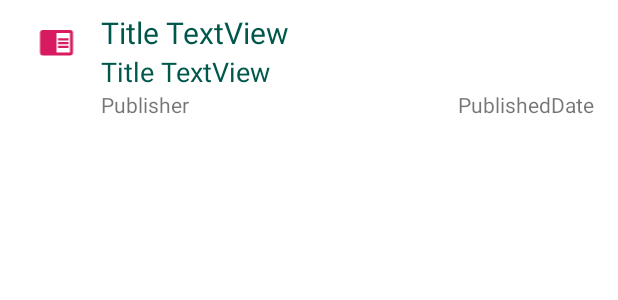
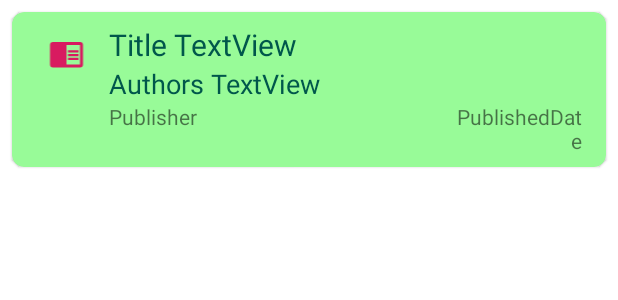
Before and after one commit to t-regbs/Books, an Android app: the layout book_list_item.xml on its own in the app's theme, with its tools: preview values and no code run, on a phone screen of 412 x 824 dp. Shown: the top 300 px of the screen. Run offline under Robolectric (Android 15) with nearby library versions, the phone set to English and light mode, and no system bars.

Commit message:
implemented databinding in book_list_item.xml

```diff
--- a/app/src/main/java/com/example/books/ui/BookDetailFragment.kt
+++ b/app/src/main/java/com/example/books/ui/BookDetailFragment.kt
@@ -21,13 +21,11 @@ class BookDetailFragment : Fragment() {
         val binding: FragmentBookDetailBinding =
                 FragmentBookDetailBinding.inflate(inflater, container, false)
 
-//        (activity as AppCompatActivity).supportActionBar?.customView?.alph
-
         val safeArgs: BookDetailFragmentArgs by navArgs()
         val book = safeArgs.book
         binding.book = book
 
-        val azureColor = R.color.shapeColor.toColorInt(requireContext())
+        val azureColor = R.color.colorPrimary.toColorInt(requireContext())
         val avatarRadius = R.dimen.avatar_radius.resToPx(requireContext())
         val avatarMargin = R.dimen.avatar_margin.resToPx(requireContext())
         val cardWidth = ViewGroup.LayoutParams.MATCH_PARENT
--- a/app/src/main/java/com/example/books/ui/BookListFragment.kt
+++ b/app/src/main/java/com/example/books/ui/BookListFragment.kt
@@ -28,12 +28,10 @@ class BookListFragment : Fragment(){
 
     override fun onCreateView(inflater: LayoutInflater, container: ViewGroup?, savedInstanceState: Bundle?): View? {
         setHasOptionsMenu(true)
-        val decoration = DividerItemDecoration(requireContext(), DividerItemDecoration.VERTICAL)
         binding = FragmentBookListBinding.inflate(inflater, container, false).apply {
             lifecycleOwner = viewLifecycleOwner
             viewModel = bookListViewModel
             rvBooks.adapter = adapter
-            rvBooks.addItemDecoration(decoration)
         }
         val safeArgs: BookListFragmentArgs by navArgs()
         queryArgs = safeArgs.query
--- a/app/src/main/res/layout/book_list_item.xml
+++ b/app/src/main/res/layout/book_list_item.xml
@@ -1,7 +1,30 @@
 <?xml version="1.0" encoding="utf-8"?>
-<LinearLayout xmlns:android="http://schemas.android.com/apk/res/android"
+<layout xmlns:android="http://schemas.android.com/apk/res/android"
+    xmlns:app="http://schemas.android.com/apk/res-auto"
+    xmlns:tools="http://schemas.android.com/tools">
+
+    <data>
+        <variable
+            name="clickListener"
+            type="android.view.View.OnClickListener" />
+
+        <variable
+            name="book"
+            type="com.example.books.model.Book" />
+    </data>
+
+    <com.google.android.material.card.MaterialCardView
+        android:layout_height="wrap_content"
         android:layout_width="match_parent"
-    android:layout_height="wrap_content"
+        app:cardCornerRadius="8dp"
+        android:elevation="12dp"
+        android:onClick="@{clickListener}"
+        app:cardBackgroundColor="@color/paleGreen"
+        android:layout_margin="8dp">
+
+        <LinearLayout
+            android:layout_width="match_parent"
+            android:layout_height="match_parent"
             android:padding="8dp"
             android:weightSum="100">
 
@@ -11,7 +34,7 @@
                 android:layout_weight="15"
                 android:src="@drawable/book_open"
                 android:layout_height="wrap_content"
-        android:padding="8dp"/>
+                android:padding="8dp" />
 
             <LinearLayout
                 android:layout_width="0dp"
@@ -23,7 +46,8 @@
                     android:id="@+id/tvTitle"
                     android:layout_width="match_parent"
                     android:layout_height="wrap_content"
-            android:text="Title TextView"
+                    tools:text="Title TextView"
+                    android:text="@{book.volumeInfo.title}"
                     android:textColor="@color/colorPrimaryDark"
                     android:textSize="@dimen/title_size" />
 
@@ -31,7 +55,8 @@
                     android:id="@+id/tvAuthors"
                     android:layout_width="match_parent"
                     android:layout_height="wrap_content"
-            android:text="Title TextView"
+                    android:text="@{book.volumeInfo.authors.get(0)}"
+                    tools:text="Authors TextView"
                     android:textColor="@color/colorPrimaryDark"
                     android:textSize="@dimen/authors_size" />
 
@@ -46,7 +71,8 @@
                         android:layout_height="wrap_content"
                         android:layout_gravity="start"
                         android:layout_weight="70"
-                android:text="Publisher"
+                        android:text="@{book.volumeInfo.publisher}"
+                        tools:text="Publisher"
                         android:textAlignment="textStart" />
 
                     <TextView
@@ -55,13 +81,16 @@
                         android:layout_height="wrap_content"
                         android:layout_gravity="end"
                         android:layout_weight="30"
-                android:text="PublishedDate"
+                        android:text="@{book.volumeInfo.publishedDate}"
+                        tools:text="PublishedDate"
                         android:textAlignment="textEnd"
                         android:paddingEnd="@dimen/publishedDatePadding"
-                android:paddingRight="@dimen/publishedDatePadding"/>
+                        android:paddingRight="@dimen/publishedDatePadding" />
 
                 </LinearLayout>
 
             </LinearLayout>
 
         </LinearLayout>
+    </com.google.android.material.card.MaterialCardView>
+</layout>
--- a/app/src/main/res/navigation/navigation.xml
+++ b/app/src/main/res/navigation/navigation.xml
@@ -33,8 +33,8 @@
     <fragment
         android:id="@+id/bookDetail_dest"
         android:name="com.example.books.ui.BookDetailFragment"
-        tools:layout="@layout/fragment_book_detail"
-        android:label="BookDetailFragment" >
+        android:label="Detail"
+        tools:layout="@layout/fragment_book_detail">
         <argument
             android:name="book"
             app:argType="com.example.books.model.Book" />
--- a/app/src/main/res/values/colors.xml
+++ b/app/src/main/res/values/colors.xml
@@ -3,6 +3,7 @@
     <color name="colorPrimary">#008577</color>
     <color name="colorPrimaryDark">#00574B</color>
     <color name="colorAccent">#D81B60</color>
+    <color name="paleGreen">#98FB98</color>
 
     <color name="shapeColor">#2196F3</color>
     <color name="transparent">@android:color/transparent</color>
--- a/app/src/main/res/values/strings.xml
+++ b/app/src/main/res/values/strings.xml
@@ -11,4 +11,5 @@
     <string name="advanced_search">Advanced Search</string>
     <string name="loading">Loading</string>
     <string name="unknown">Unknown</string>
+    <string name="detail_description">Description</string>
 </resources>
```
Also changed, not shown: app/src/main/java/com/example/books/MainActivity.kt (+1 -6 lines), app/src/main/java/com/example/books/ui/BookAdapter.kt (+16 -5 lines), app/src/main/java/com/example/books/ui/BookViewHolder.kt (+11 -37 lines), app/src/main/res/layout/fragment_book_detail.xml (+14 -6 lines). Lines whose indentation alone changed are shown as unchanged.
